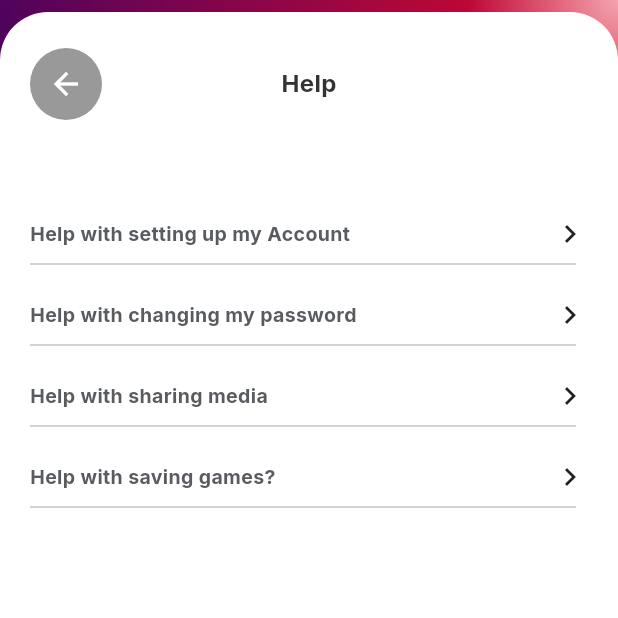
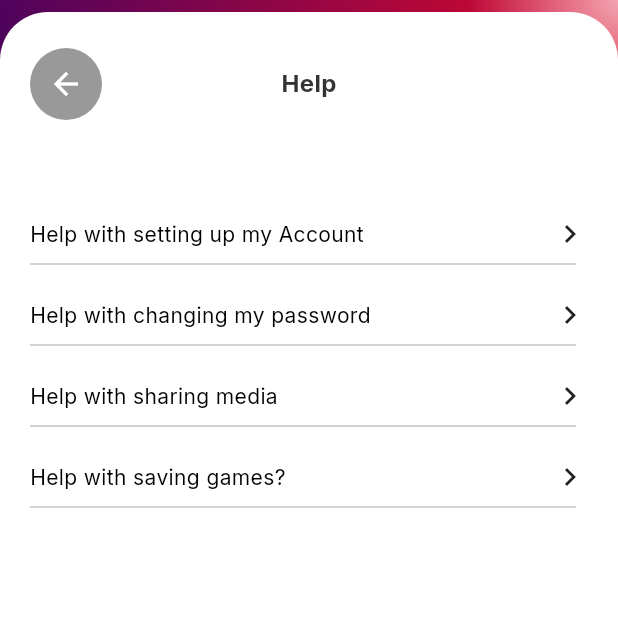
Before and after one commit to enock-kibet/wc-sports-app-coastal, a Flutter app: the Help screen opened by its route, on a phone screen of 412 x 824 dp, the top half of it. Run offline on Flutter 3.47's test engine with Material 3 defaults, Android fonts, the phone set to English and light mode, and no system bars; our stand-ins replace cached_network_image, cookie_jar, dio, dio_cookie_manager, easy_date_timeline, file_picker and 16 more; missing offline and left inert: auto_height_grid_view, flutter_polyline_points, flutter_stripe, talker_dio_logger; accounts and stored records are empty.

```diff
--- a/lib/features/dashboard/pages/help/help.dart
+++ b/lib/features/dashboard/pages/help/help.dart
@@ -92,7 +92,7 @@ Accordion({required bool state, required VoidCallback onTap, double? height,Stri
         child: Row(
           mainAxisAlignment: MainAxisAlignment.spaceBetween,
           children: [
-            Text(title??'Help with setting up my Account',style: TextStyle(fontSize: 13,fontWeight: FontWeight.bold,color:Color(0XFF585C60)),),
+            Text(title??'Help with setting up my Account',style: TextStyle(fontSize: 14,fontWeight: FontWeight.normal,color:Color(0XFF000000)),),
             Icon(state?Icons.keyboard_arrow_down:Icons.chevron_right)
           ],
         ),
```
